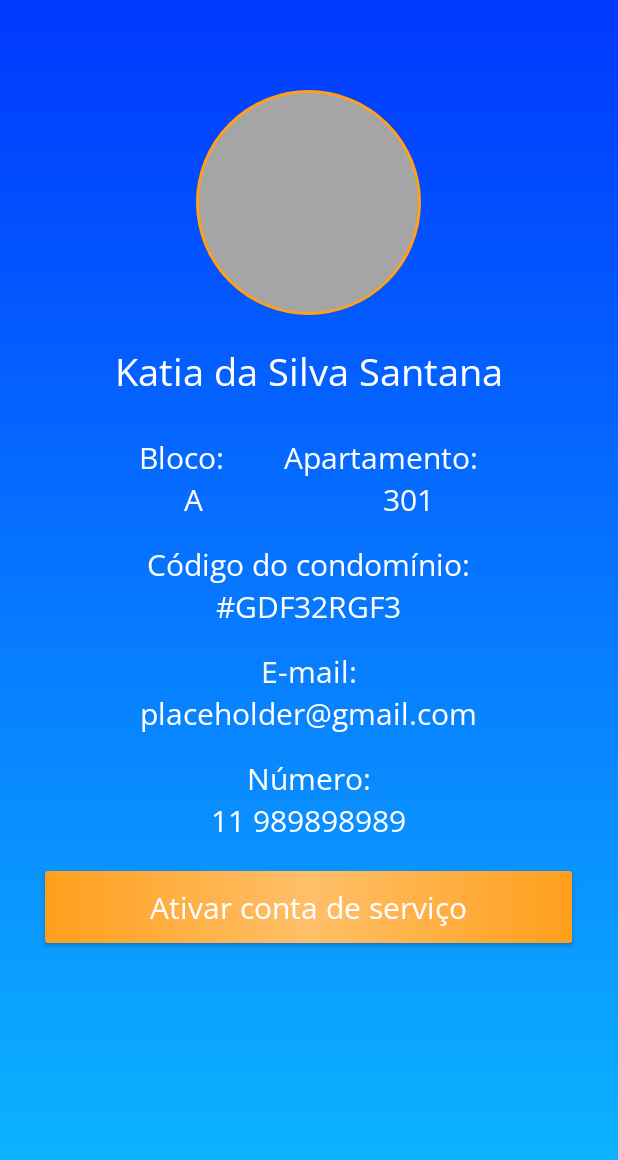
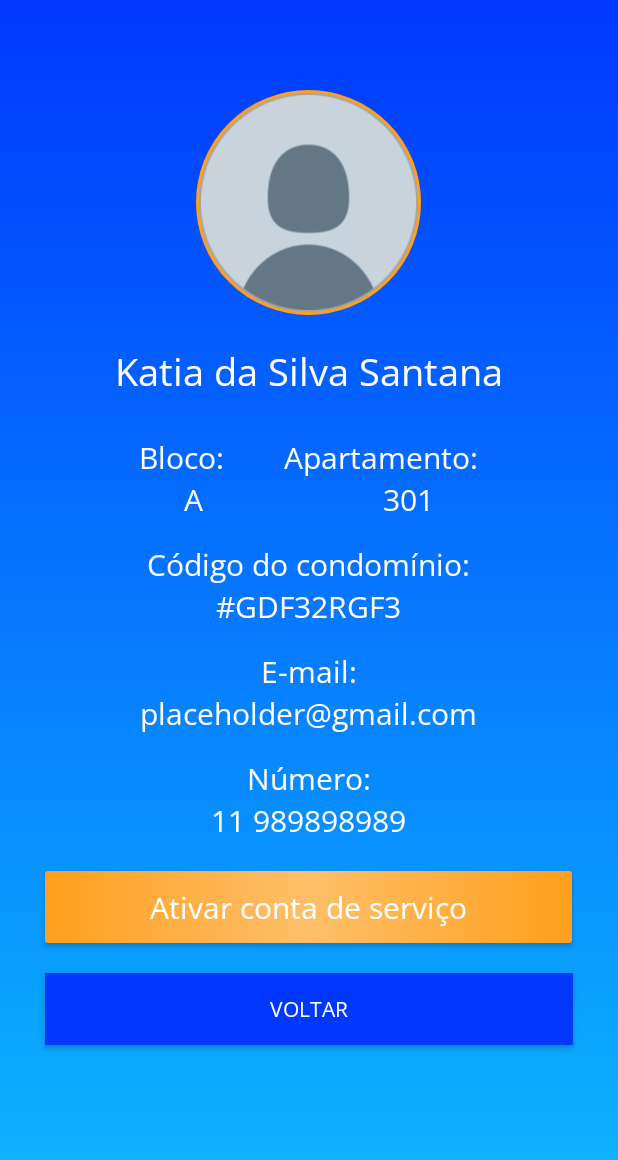
Before and after one commit to Close-by-home/Close-by-Home-MobileApp, an Android app: the PerfilActivity screen opened directly, with no data from a screen before it, on a phone screen of 412 x 824 dp. Shown: the top 1160 px of the screen. Run offline under Robolectric (Android 15) with nearby library versions, the phone set to English and light mode, and no system bars; network calls fail.

```diff
--- a/app/src/main/java/com/example/close_by_home/MainActivity.kt
+++ b/app/src/main/java/com/example/close_by_home/MainActivity.kt
@@ -90,6 +90,9 @@ class MainActivity : AppCompatActivity() {
                             print("A requisição funcionou: "+response)
 
                             if(response.code() == 200){
+                                intent.putExtra("email", response.body()?.email)
+                                intent.putExtra("senha", response.body()?.senha)
+                                intent.putExtra("codigo", response.body()?.codigoCondominio)
                                 startActivity(intent);
                                 finish();
                             }else if(response.code() == 204){
--- a/app/src/main/java/com/example/close_by_home/PerfilActivity.kt
+++ b/app/src/main/java/com/example/close_by_home/PerfilActivity.kt
@@ -1,10 +1,24 @@
 package com.example.close_by_home
 
+import android.content.Intent
 import androidx.appcompat.app.AppCompatActivity
 import android.os.Bundle
 import com.example.close_by_home.databinding.ActivityPerfilBinding
+import com.example.close_by_home.models.Funcionario
+import com.example.close_by_home.models.FuncionarioEndPoint
+import com.example.close_by_home.models.Perfil
+import com.example.close_by_home.models.UsuarioLoginDto
+import com.example.close_by_home.rest.HomeActivity
+import com.example.close_by_home.rest.Rest
+import com.example.close_by_home.services.FuncionarioService
+import com.example.close_by_home.services.UsuarioService
+import retrofit2.Call
+import retrofit2.Callback
+import retrofit2.Response
 
 class PerfilActivity : AppCompatActivity() {
+
+    private val retrofit = Rest.getInstance()
 
     private val binding by lazy {
         ActivityPerfilBinding.inflate(layoutInflater)
@@ -13,5 +27,42 @@ class PerfilActivity : AppCompatActivity() {
     override fun onCreate(savedInstanceState: Bundle?) {
         super.onCreate(savedInstanceState)
         setContentView(binding.root)
+
+        binding.btnVoltar.setOnClickListener{
+            voltarPerfil()
+        }
+
+        getDadosPerfil()
+    }
+
+    private fun getDadosPerfil() {
+        retrofit.create(UsuarioService::class.java)
+            .pegarUser(UsuarioLoginDto(
+                codigoCondominio = "09520000",
+                email = "felipe.andrade@bandtec.com.br",
+                senha = "123456"
+            ))
+            .enqueue(object: Callback<Perfil> {
+                override fun onResponse(
+                    call: Call<Perfil>,
+                    response: Response<Perfil>
+                ) {
+                    binding.tvNome.text = response.body()?.nome
+                    binding.tvBloco.text = response.body()?.bloco
+                    binding.tvCondigo.text = response.body()?.codigoCondominio
+                    binding.tvEmail.text = response.body()?.email
+                    binding.tvNumero.text = response.body()?.telefone
+                }
+
+                override fun onFailure(call: Call<Perfil>, t: Throwable) {
+                    TODO("Not yet implemented")
+                }
+            })
+    }
+
+    private fun voltarPerfil() {
+        val intent = Intent(this, HomeActivity::class.java)
+        startActivity(intent)
+        finish()
     }
 }
--- a/app/src/main/java/com/example/close_by_home/models/FuncionarioEndPoint.kt
+++ b/app/src/main/java/com/example/close_by_home/models/FuncionarioEndPoint.kt
@@ -4,6 +4,6 @@ class FuncionarioEndPoint (
     val nomeServico: String,
     val nomeUsuario: String,
     val emailUsuario: String,
-    val valorMinimo: Int,
+    val telefone: String,
     val cpf: String
     )
--- a/app/src/main/java/com/example/close_by_home/services/UsuarioService.kt
+++ b/app/src/main/java/com/example/close_by_home/services/UsuarioService.kt
@@ -1,5 +1,7 @@
 package com.example.close_by_home.services
 
+import com.example.close_by_home.models.Funcionario
+import com.example.close_by_home.models.Perfil
 import com.example.close_by_home.models.Usuario
 import com.example.close_by_home.models.UsuarioLoginDto
 import okhttp3.ResponseBody
@@ -18,8 +20,12 @@ interface UsuarioService {
     fun getById(
         @Path("id") id: String
     ): Call<Usuario>
+
     @POST("/usuario/logar")
     fun login(@Body userData: UsuarioLoginDto): Call<UsuarioLoginDto>
+
+    @POST("/usuario/logar")
+    fun pegarUser(@Body userData: UsuarioLoginDto): Call<Perfil >
 
     @POST("/usuario/email-recuperacao-senha/{codigoCondominio}/{email}")
     fun enviarRecuperacaoSenha(
--- a/app/src/main/res/layout/activity_perfil.xml
+++ b/app/src/main/res/layout/activity_perfil.xml
@@ -12,11 +12,14 @@
         android:layout_width="150dp"
         android:layout_height="150dp"
         android:layout_marginTop="60dp"
-        android:src="@drawable/img_perfil"
+        android:padding="3dp"
+        android:src="@drawable/perfil_not_found"
+        android:background="@drawable/img_perfil"
         android:layout_gravity="center"
         />
 
     <TextView
+        android:id="@+id/tvNome"
         android:layout_width="wrap_content"
         android:layout_height="wrap_content"
         android:text="@string/nome_usuario"
@@ -33,7 +36,6 @@
         android:layout_gravity="center">
 
         <TextView
-            android:id="@+id/tvBloco"
             android:layout_width="wrap_content"
             android:layout_height="wrap_content"
             android:text="@string/bloco"
@@ -60,6 +62,7 @@
         android:layout_gravity="center">
 
         <TextView
+            android:id="@+id/tvBloco"
             android:layout_width="wrap_content"
             android:layout_height="wrap_content"
             android:text="@string/inf_bloco"
@@ -87,6 +90,7 @@
         />
 
     <TextView
+        android:id="@+id/tvCondigo"
         android:layout_width="wrap_content"
         android:layout_height="wrap_content"
         android:text="@string/inf_codigo"
@@ -104,6 +108,7 @@
         />
 
     <TextView
+        android:id="@+id/tvEmail"
         android:layout_width="wrap_content"
         android:layout_height="wrap_content"
         android:text="@string/inf_email"
@@ -121,6 +126,7 @@
         />
 
     <TextView
+        android:id="@+id/tvNumero"
         android:layout_width="wrap_content"
         android:layout_height="wrap_content"
         android:text="@string/inf_num"
@@ -139,4 +145,18 @@
         android:onClick="ativarConta"
         />
 
+    <android.widget.Button
+        android:id="@+id/btnVoltar"
+        android:background="@color/primary_blue"
+        android:layout_width="wrap_content"
+        android:layout_height="wrap_content"
+        android:layout_gravity="center"
+        android:text="Voltar"
+        android:paddingStart="150dp"
+        android:paddingEnd="150dp"
+        android:textAllCaps="true"
+        android:layout_marginTop="20dp"
+        android:onClick="ativarConta"
+        />
+
 </LinearLayout>
--- a/app/src/main/res/layout/fragment_agenda.xml
+++ b/app/src/main/res/layout/fragment_agenda.xml
@@ -44,11 +44,13 @@
             />
 
         <ImageView
-            android:id="@+id/iv_perfil"
+            android:id="@+id/ivPerfil"
             android:layout_width="60dp"
             android:layout_height="60dp"
             android:layout_alignParentEnd="true"
             android:layout_gravity="end|center"
+            android:padding="2dp"
+            android:src="@drawable/perfil_not_found"
             android:background="@drawable/img_perfil"
             />
 
--- a/app/src/main/res/layout/fragment_contratar.xml
+++ b/app/src/main/res/layout/fragment_contratar.xml
@@ -44,11 +44,13 @@
             />
 
         <ImageView
-            android:id="@+id/iv_perfil"
+            android:id="@+id/ivPerfil"
             android:layout_width="60dp"
             android:layout_height="60dp"
             android:layout_alignParentEnd="true"
             android:layout_gravity="end|center"
+            android:padding="2dp"
+            android:src="@drawable/perfil_not_found"
             android:background="@drawable/img_perfil"
             />
 
--- a/app/src/main/res/layout/fragment_historico.xml
+++ b/app/src/main/res/layout/fragment_historico.xml
@@ -31,11 +31,13 @@
 
 
         <ImageView
-            android:id="@+id/iv_perfil"
+            android:id="@+id/ivPerfil"
             android:layout_width="60dp"
             android:layout_height="60dp"
             android:layout_alignParentEnd="true"
             android:layout_gravity="end|center"
+            android:padding="2dp"
+            android:src="@drawable/perfil_not_found"
             android:background="@drawable/img_perfil"
             />
 
```
Also changed, not shown: app/src/main/java/com/example/close_by_home/fragments/AgendaFragment.kt (+12 -4 lines), app/src/main/java/com/example/close_by_home/fragments/ContratarFragment.kt (+17 -2 lines), app/src/main/java/com/example/close_by_home/fragments/HistoricoFragment.kt (+20 -2 lines), app/src/main/java/com/example/close_by_home/fragments/HomeFragment.kt (+22 -6 lines), app/src/main/java/com/example/close_by_home/models/LoginDto.kt (added, +10 -0 lines), app/src/main/java/com/example/close_by_home/models/Perfil.kt (added, +9 -0 lines), app/src/main/res/layout/fragment_home.xml (+1 -14 lines), app/src/main/res/drawable/cabeleleiro.png (added), app/src/main/res/drawable/jardineiro.png (added), app/src/main/res/drawable/manicure.png (added), app/src/main/res/drawable/mecanico.png (added).
